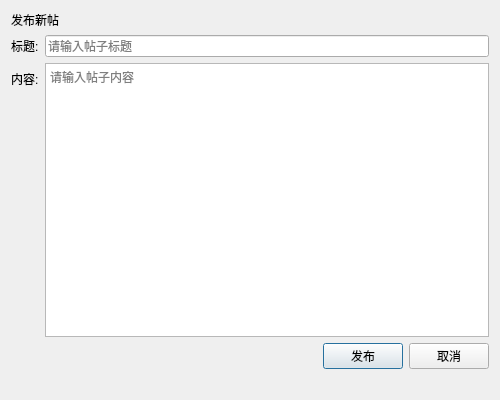
Old version of the form src/forum/CreatePost.ui in the repository Flourite423/Talkbox-client.
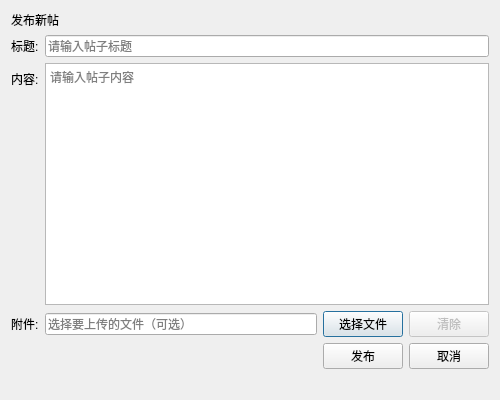
New version of the form.

```diff
--- a/src/forum/CreatePost.ui
+++ b/src/forum/CreatePost.ui
@@ -51,6 +51,44 @@
        </property>
       </widget>
      </item>
+     <item row="2" column="0">
+      <widget class="QLabel" name="fileLabel">
+       <property name="text">
+        <string>附件:</string>
+       </property>
+      </widget>
+     </item>
+     <item row="2" column="1">
+      <layout class="QHBoxLayout" name="fileLayout">
+       <item>
+        <widget class="QLineEdit" name="filePathLineEdit">
+         <property name="placeholderText">
+          <string>选择要上传的文件（可选）</string>
+         </property>
+         <property name="readOnly">
+          <bool>true</bool>
+         </property>
+        </widget>
+       </item>
+       <item>
+        <widget class="QPushButton" name="selectFileButton">
+         <property name="text">
+          <string>选择文件</string>
+         </property>
+        </widget>
+       </item>
+       <item>
+        <widget class="QPushButton" name="clearFileButton">
+         <property name="text">
+          <string>清除</string>
+         </property>
+         <property name="enabled">
+          <bool>false</bool>
+         </property>
+        </widget>
+       </item>
+      </layout>
+     </item>
     </layout>
    </item>
    <item>
```
